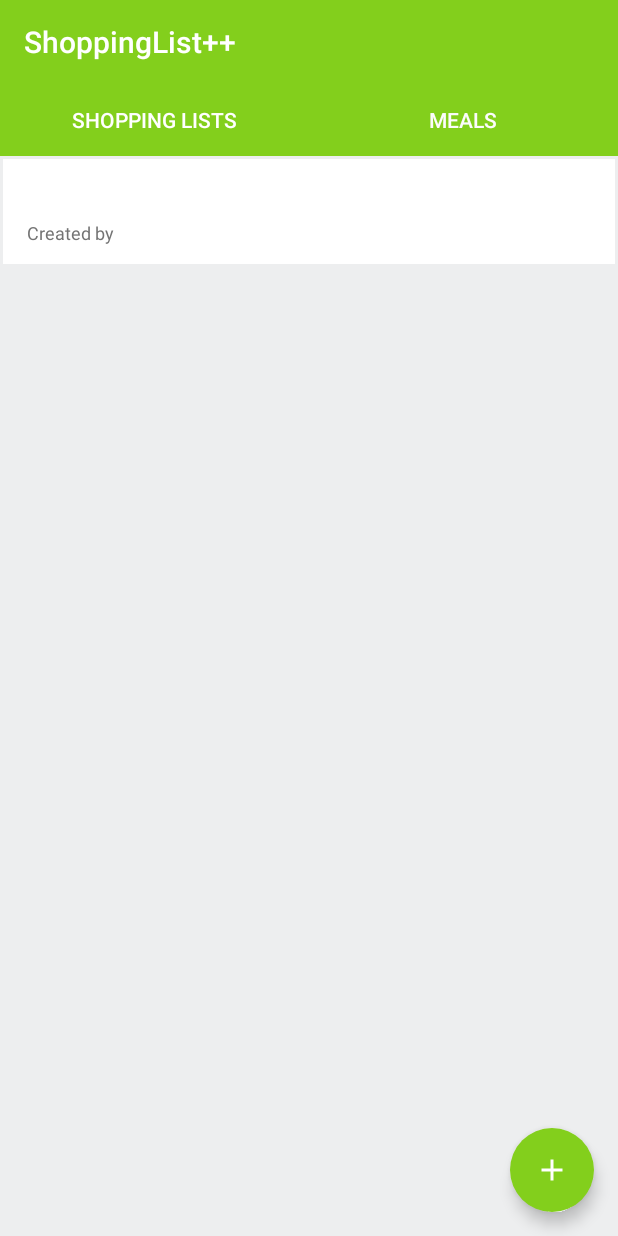
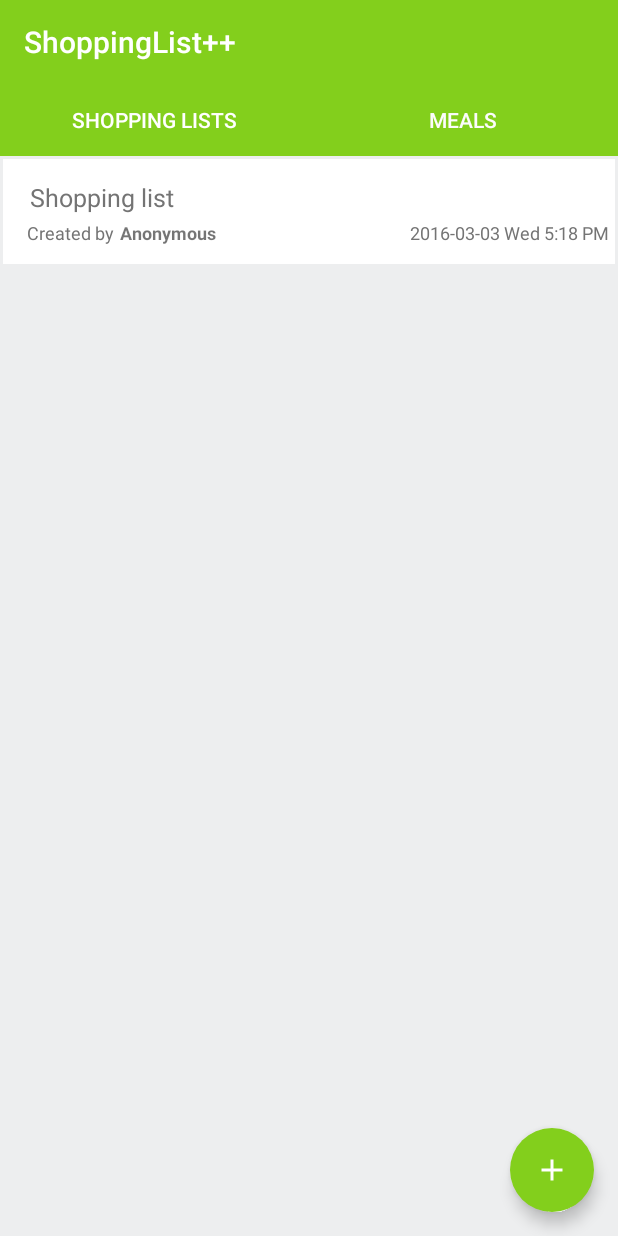
Before and after one commit to ilyarudyak/udacity_android, an Android app: the screen it shows after launch (MainActivity), on a phone screen of 412 x 824 dp. Run offline under Robolectric (Android 15) with nearby library versions, the phone set to English and light mode, and no system bars; libraries missing offline, so code that uses them is left out: com.firebase.client; 3 statements that could not run were skipped.

Commit message:
add timestamp

```diff
--- a/firebase/ShoppingListPlusPlus/app/build.gradle
+++ b/firebase/ShoppingListPlusPlus/app/build.gradle
@@ -9,7 +9,7 @@ android {
         minSdkVersion 15
         targetSdkVersion 23
         versionCode 1
-        versionName "1.0"
+        versionName "0.1"
     }
     buildTypes {
         release {
--- a/firebase/ShoppingListPlusPlus/app/src/main/java/com/udacity/firebase/shoppinglistplusplus/ui/shoppingLists/ShoppingListsFragment.java
+++ b/firebase/ShoppingListPlusPlus/app/src/main/java/com/udacity/firebase/shoppinglistplusplus/ui/shoppingLists/ShoppingListsFragment.java
@@ -17,6 +17,7 @@ import com.firebase.client.ValueEventListener;
 import com.udacity.firebase.shoppinglistplusplus.R;
 import com.udacity.firebase.shoppinglistplusplus.model.ShoppingList;
 import com.udacity.firebase.shoppinglistplusplus.utils.Constants;
+import com.udacity.firebase.shoppinglistplusplus.utils.Utils;
 
 
 /**
@@ -26,7 +27,7 @@ import com.udacity.firebase.shoppinglistplusplus.utils.Constants;
  */
 public class ShoppingListsFragment extends Fragment {
     private ListView mListView;
-    private TextView mTextViewListName, mTextViewListOwner;
+    private TextView mTextViewListName, mTextViewListOwner, mTextViewEditTime;
 
     public ShoppingListsFragment() {
         /* Required empty public constructor */
@@ -77,6 +78,7 @@ public class ShoppingListsFragment extends Fragment {
                 if (shoppingList != null) {
                     mTextViewListName.setText(shoppingList.getListName());
                     mTextViewListOwner.setText(shoppingList.getOwner());
+                    mTextViewEditTime.setText(Utils.formatShoppingListDate(shoppingList));
                 }
             }
 
@@ -112,5 +114,6 @@ public class ShoppingListsFragment extends Fragment {
         mListView = (ListView) rootView.findViewById(R.id.list_view_active_lists);
         mTextViewListName = (TextView) rootView.findViewById(R.id.text_view_list_name);
         mTextViewListOwner = (TextView) rootView.findViewById(R.id.text_view_created_by_user);
+        mTextViewEditTime = (TextView) rootView.findViewById(R.id.text_view_edit_time);
     }
 }
--- a/firebase/ShoppingListPlusPlus/app/src/main/java/com/udacity/firebase/shoppinglistplusplus/utils/Constants.java
+++ b/firebase/ShoppingListPlusPlus/app/src/main/java/com/udacity/firebase/shoppinglistplusplus/utils/Constants.java
@@ -17,6 +17,7 @@ public final class Constants {
      * Constants for Firebase object properties
      */
     public static final String FIREBASE_PROPERTY_LIST_NAME = "listName";
+    public static final String FIREBASE_PROPERTY_TIMESTAMP = "date";
 
     /**
      * Constants for Firebase URL
--- a/firebase/ShoppingListPlusPlus/app/src/main/res/layout/single_active_list.xml
+++ b/firebase/ShoppingListPlusPlus/app/src/main/res/layout/single_active_list.xml
@@ -15,6 +15,7 @@
     <TextView
         android:id="@+id/text_view_list_name"
         style="@style/ListItemText"
+        android:text="@string/shopping_list_name"
         android:layout_width="wrap_content"
         android:layout_height="wrap_content" />
 
@@ -38,6 +39,7 @@
         android:layout_marginTop="2dp"
         android:layout_toEndOf="@+id/created_by"
         android:layout_toRightOf="@+id/created_by"
+        android:text="@string/created_by_user"
         android:textSize="@dimen/list_created_by_text_size"
         android:textStyle="bold" />
 
@@ -51,6 +53,7 @@
         android:layout_marginEnd="4dp"
         android:layout_marginRight="4dp"
         android:layout_marginTop="2dp"
+        android:text="@string/shopping_list_timestamp"
         android:textColor="@color/light_black"
         android:textSize="@dimen/list_created_by_text_size" />
 </RelativeLayout>
--- a/firebase/ShoppingListPlusPlus/app/src/main/res/values/strings.xml
+++ b/firebase/ShoppingListPlusPlus/app/src/main/res/values/strings.xml
@@ -203,6 +203,9 @@
     <string name="pref_sort_list_label_list_name_entry">List Name</string>
     <string name="pref_sort_list_label_owner_entry">Owner Email</string>
     <string name="pref_sort_list_label_most_recently_changed_entry">Most Recently Changed</string>
+    <string name="created_by_user">Anonymous</string>
+    <string name="shopping_list_name">Shopping list</string>
+    <string name="shopping_list_timestamp">2016-03-03 Wed 5:18 PM</string>
 
 
     <!-- Values -->
```
Also changed, not shown: firebase/ShoppingListPlusPlus/app/src/main/java/com/udacity/firebase/shoppinglistplusplus/model/ShoppingList.java (+13 -0 lines), firebase/ShoppingListPlusPlus/app/src/main/java/com/udacity/firebase/shoppinglistplusplus/utils/Utils.java (+9 -2 lines).
